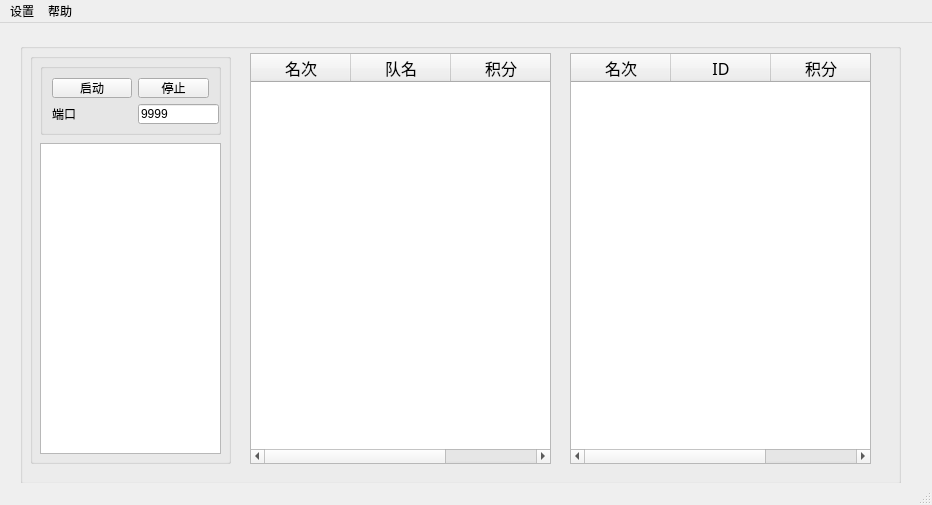
NewerLsg/StatServer, file ui/main.ui: the form before one commit.
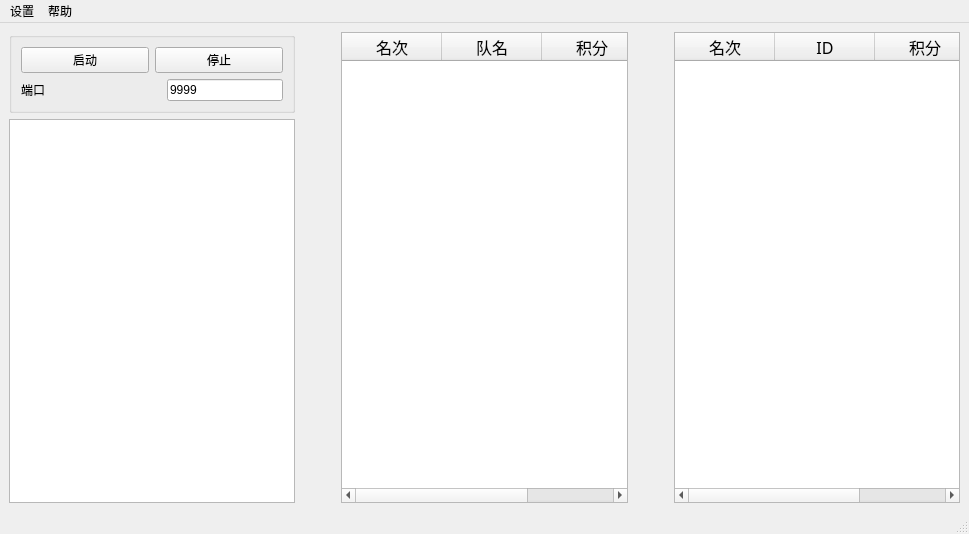
The form after the commit.

Commit message:
修改界面
1界面可以缩放

Diff of the .ui file:
```diff
--- a/ui/main.ui
+++ b/ui/main.ui
@@ -6,52 +6,43 @@
    <rect>
     <x>0</x>
     <y>0</y>
-    <width>932</width>
-    <height>505</height>
+    <width>969</width>
+    <height>534</height>
    </rect>
   </property>
   <property name="windowTitle">
    <string>MainWindow</string>
   </property>
   <widget class="QWidget" name="centralwidget">
-   <widget class="QGroupBox" name="groupBox_3">
-    <property name="geometry">
-     <rect>
-      <x>20</x>
-      <y>20</y>
-      <width>881</width>
-      <height>441</height>
-     </rect>
-    </property>
-    <property name="title">
-     <string/>
-    </property>
-    <widget class="QGroupBox" name="groupBox_2">
-     <property name="geometry">
-      <rect>
-       <x>10</x>
-       <y>10</y>
-       <width>201</width>
-       <height>411</height>
-      </rect>
-     </property>
-     <property name="title">
-      <string/>
-     </property>
+   <layout class="QHBoxLayout" name="horizontalLayout_4">
+    <item>
+     <layout class="QHBoxLayout" name="horizontalLayout_3">
+      <item>
+       <layout class="QVBoxLayout" name="verticalLayout">
+        <property name="sizeConstraint">
+         <enum>QLayout::SetMinimumSize</enum>
+        </property>
+        <item>
      <widget class="QGroupBox" name="groupBox">
-      <property name="geometry">
-       <rect>
-        <x>10</x>
-        <y>10</y>
-        <width>181</width>
-        <height>72</height>
-       </rect>
-      </property>
       <property name="title">
        <string/>
       </property>
-      <layout class="QGridLayout" name="gridLayout">
-       <item row="0" column="2">
+          <layout class="QVBoxLayout" name="verticalLayout_3">
+           <item>
+            <layout class="QVBoxLayout" name="verticalLayout_2">
+             <item>
+              <layout class="QHBoxLayout" name="horizontalLayout">
+               <item>
+                <widget class="QPushButton" name="StartBtn">
+                 <property name="styleSheet">
+                  <string notr="true">font: 12pt &quot;宋体&quot;;</string>
+                 </property>
+                 <property name="text">
+                  <string>启动</string>
+                 </property>
+                </widget>
+               </item>
+               <item>
         <widget class="QPushButton" name="StopBtn">
          <property name="styleSheet">
           <string notr="true">font: 12pt &quot;宋体&quot;;</string>
@@ -61,23 +52,11 @@
          </property>
         </widget>
        </item>
-       <item row="1" column="2" alignment="Qt::AlignHCenter|Qt::AlignVCenter">
-        <widget class="QLineEdit" name="PortTxt">
-         <property name="minimumSize">
-          <size>
-           <width>81</width>
-           <height>20</height>
-          </size>
-         </property>
-         <property name="styleSheet">
-          <string notr="true">font: 12pt &quot;宋体&quot;;</string>
-         </property>
-         <property name="text">
-          <string>9999</string>
-         </property>
-        </widget>
-       </item>
-       <item row="1" column="0">
+              </layout>
+             </item>
+             <item>
+              <layout class="QHBoxLayout" name="horizontalLayout_2">
+               <item>
         <widget class="QLabel" name="label">
          <property name="styleSheet">
           <string notr="true">font: 12pt &quot;宋体&quot;;</string>
@@ -90,7 +69,7 @@
          </property>
         </widget>
        </item>
-       <item row="1" column="1">
+               <item>
         <spacer name="horizontalSpacer_3">
          <property name="orientation">
           <enum>Qt::Horizontal</enum>
@@ -103,80 +82,57 @@
          </property>
         </spacer>
        </item>
-       <item row="0" column="0" colspan="2">
-        <widget class="QPushButton" name="StartBtn">
+               <item>
+                <widget class="QLineEdit" name="PortTxt">
+                 <property name="minimumSize">
+                  <size>
+                   <width>81</width>
+                   <height>20</height>
+                  </size>
+                 </property>
          <property name="styleSheet">
           <string notr="true">font: 12pt &quot;宋体&quot;;</string>
          </property>
          <property name="text">
-          <string>启动</string>
+                  <string>9999</string>
          </property>
         </widget>
        </item>
       </layout>
-     </widget>
-     <widget class="QTextBrowser" name="TipTextArea">
-      <property name="geometry">
-       <rect>
-        <x>10</x>
-        <y>90</y>
-        <width>181</width>
-        <height>311</height>
-       </rect>
-      </property>
-     </widget>
-    </widget>
-    <widget class="QTableWidget" name="MemRankTbl">
-     <property name="geometry">
-      <rect>
-       <x>550</x>
-       <y>10</y>
-       <width>301</width>
-       <height>411</height>
-      </rect>
-     </property>
-     <column>
-      <property name="text">
-       <string>名次</string>
-      </property>
+             </item>
+            </layout>
+           </item>
+          </layout>
+         </widget>
+        </item>
+        <item>
+         <widget class="QTextBrowser" name="TipTextArea"/>
+        </item>
+       </layout>
+      </item>
+      <item>
+       <spacer name="horizontalSpacer">
+        <property name="orientation">
+         <enum>Qt::Horizontal</enum>
+        </property>
+        <property name="sizeType">
+         <enum>QSizePolicy::Maximum</enum>
+        </property>
+        <property name="sizeHint" stdset="0">
+         <size>
+          <width>40</width>
+          <height>20</height>
+         </size>
+        </property>
+       </spacer>
+      </item>
+      <item>
+       <widget class="QTableWidget" name="TeamRankTbl">
       <property name="font">
        <font>
         <family>宋体</family>
         <pointsize>12</pointsize>
        </font>
-      </property>
-     </column>
-     <column>
-      <property name="text">
-       <string>ID</string>
-      </property>
-      <property name="font">
-       <font>
-        <family>宋体</family>
-        <pointsize>12</pointsize>
-       </font>
-      </property>
-     </column>
-     <column>
-      <property name="text">
-       <string>积分</string>
-      </property>
-      <property name="font">
-       <font>
-        <family>宋体</family>
-        <pointsize>12</pointsize>
-       </font>
-      </property>
-     </column>
-    </widget>
-    <widget class="QTableWidget" name="TeamRankTb">
-     <property name="geometry">
-      <rect>
-       <x>230</x>
-       <y>10</y>
-       <width>301</width>
-       <height>411</height>
-      </rect>
      </property>
      <column>
       <property name="text">
@@ -188,12 +144,6 @@
       <property name="whatsThis">
        <string notr="true"/>
       </property>
-      <property name="font">
-       <font>
-        <family>宋体</family>
-        <pointsize>12</pointsize>
-       </font>
-      </property>
       <property name="textAlignment">
        <set>AlignHCenter|AlignVCenter|AlignCenter</set>
       </property>
@@ -202,12 +152,6 @@
       <property name="text">
        <string>队名</string>
       </property>
-      <property name="font">
-       <font>
-        <family>宋体</family>
-        <pointsize>12</pointsize>
-       </font>
-      </property>
       <property name="textAlignment">
        <set>AlignHCenter|AlignVCenter|AlignCenter</set>
       </property>
@@ -216,18 +160,56 @@
       <property name="text">
        <string>积分</string>
       </property>
+         <property name="textAlignment">
+          <set>AlignHCenter|AlignVCenter|AlignCenter</set>
+         </property>
+        </column>
+       </widget>
+      </item>
+      <item>
+       <spacer name="horizontalSpacer_2">
+        <property name="orientation">
+         <enum>Qt::Horizontal</enum>
+        </property>
+        <property name="sizeType">
+         <enum>QSizePolicy::Maximum</enum>
+        </property>
+        <property name="sizeHint" stdset="0">
+         <size>
+          <width>40</width>
+          <height>20</height>
+         </size>
+        </property>
+       </spacer>
+      </item>
+      <item>
+       <widget class="QTableWidget" name="MemRankTbl">
       <property name="font">
        <font>
         <family>宋体</family>
         <pointsize>12</pointsize>
        </font>
       </property>
-      <property name="textAlignment">
-       <set>AlignHCenter|AlignVCenter|AlignCenter</set>
-      </property>
-     </column>
-    </widget>
-   </widget>
+        <column>
+         <property name="text">
+          <string>名次</string>
+         </property>
+        </column>
+        <column>
+         <property name="text">
+          <string>ID</string>
+         </property>
+        </column>
+        <column>
+         <property name="text">
+          <string>积分</string>
+         </property>
+        </column>
+       </widget>
+      </item>
+     </layout>
+    </item>
+   </layout>
   </widget>
   <widget class="QStatusBar" name="statusbar"/>
   <widget class="QMenuBar" name="menubar">
@@ -235,8 +217,8 @@
     <rect>
      <x>0</x>
      <y>0</y>
-     <width>932</width>
-     <height>23</height>
+     <width>969</width>
+     <height>26</height>
     </rect>
    </property>
    <widget class="QMenu" name="menu">
```
Lines whose indentation alone changed are shown as unchanged. The commit also changes 4 other files.
